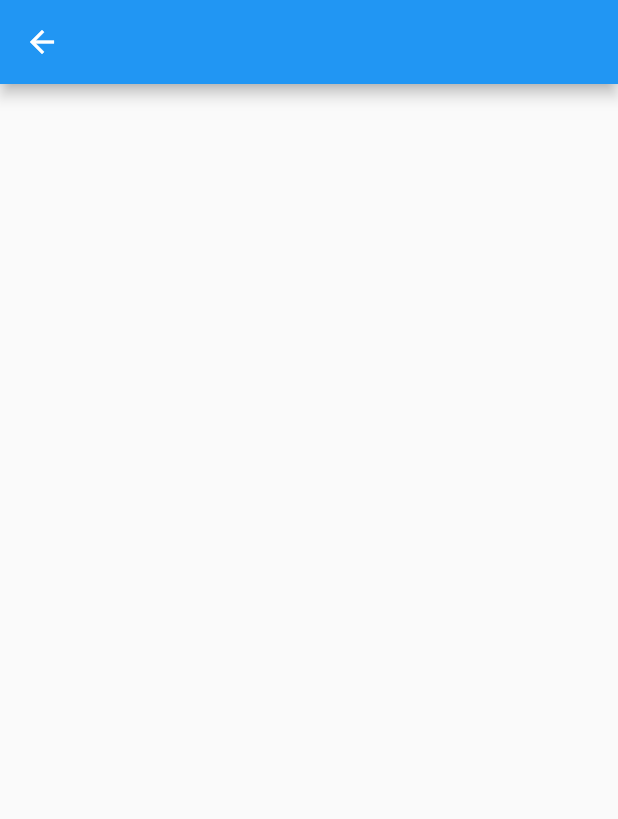
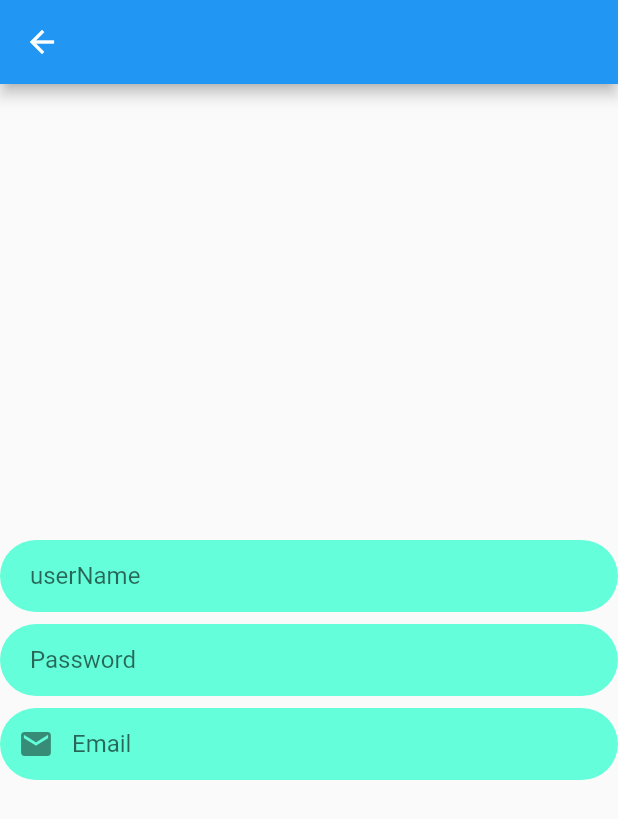
Before and after one commit to mjsafy/MJ-Romina-AP-Reddit-Project-, a Flutter app: the SignUp screen opened directly, on a phone screen of 412 x 824 dp. Shown: the top 819 px of the screen. Run offline on Flutter 3.47's test engine with Material 2 defaults, Android fonts, the phone set to English and light mode, and no system bars.

Commit message:
add text fields to signup screen

```diff
--- a/lib/SignUp.dart
+++ b/lib/SignUp.dart
@@ -1,3 +1,4 @@
+import 'package:flutter/cupertino.dart';
 import 'package:flutter/material.dart';
 
 class SignUp extends StatefulWidget {
@@ -8,6 +9,26 @@ class SignUp extends StatefulWidget {
 }
 
 class _SignUpState extends State<SignUp> {
+  TextEditingController userNameC;
+  TextEditingController passwordC;
+  TextEditingController emailC;
+
+  @override
+  void initState() {
+    userNameC = TextEditingController();
+    passwordC = TextEditingController();
+    emailC = TextEditingController();
+    super.initState();
+  }
+
+  @override
+  void dispose() {
+    userNameC.dispose();
+    passwordC.dispose();
+    emailC.dispose();
+    super.dispose();
+  }
+
   @override
   Widget build(BuildContext context) {
     return Scaffold(
@@ -17,7 +38,52 @@ class _SignUpState extends State<SignUp> {
         child: Column(
           crossAxisAlignment: CrossAxisAlignment.center,
           mainAxisAlignment: MainAxisAlignment.center,
-
+          children: [
+            Container(
+              padding: EdgeInsets.symmetric(vertical: 4),
+              child: TextField(
+                  controller: userNameC,
+                  decoration: const InputDecoration(
+                      fillColor: Colors.tealAccent,
+                      filled: true,
+                      contentPadding:
+                          EdgeInsets.symmetric(vertical: 12, horizontal: 20),
+                      enabledBorder: OutlineInputBorder(
+                          borderSide: BorderSide(color: Colors.transparent),
+                          borderRadius: BorderRadius.all(Radius.circular(40))),
+                      hintText: "userName")),
+            ),
+            Container(
+              padding: EdgeInsets.symmetric(vertical: 4),
+              child: TextField(
+                  controller: passwordC,
+                  decoration: const InputDecoration(
+                      fillColor: Colors.tealAccent,
+                      filled: true,
+                      contentPadding:
+                          EdgeInsets.symmetric(vertical: 12, horizontal: 20),
+                      enabledBorder: OutlineInputBorder(
+                          borderSide: BorderSide(color: Colors.transparent),
+                          borderRadius: BorderRadius.all(Radius.circular(40))),
+                      hintText: "Password")),
+            ),
+            Container(
+              padding: EdgeInsets.symmetric(vertical: 4),
+              child: TextField(
+                controller: emailC,
+                decoration: const InputDecoration(
+                    fillColor: Colors.tealAccent,
+                    filled: true,
+                    contentPadding:
+                        EdgeInsets.symmetric(vertical: 12, horizontal: 8),
+                    enabledBorder: OutlineInputBorder(
+                        borderSide: BorderSide(color: Colors.transparent),
+                        borderRadius: BorderRadius.all(Radius.circular(40))),
+                    hintText: "Email",
+                    prefixIcon: Icon(Icons.email)),
+              ),
+            ),
+          ],
         ),
       ),
     );
```
